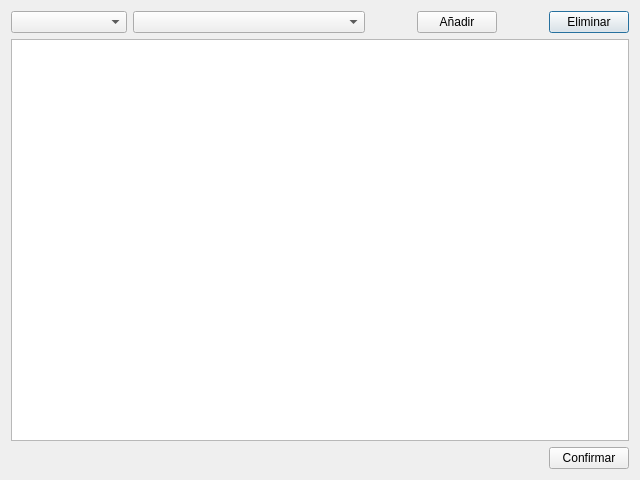
First picture: the form in sql_judge/view/qt_view/questions/keywords_popup.ui, repository r4ulill0/gui_dbjudge, before the edit.
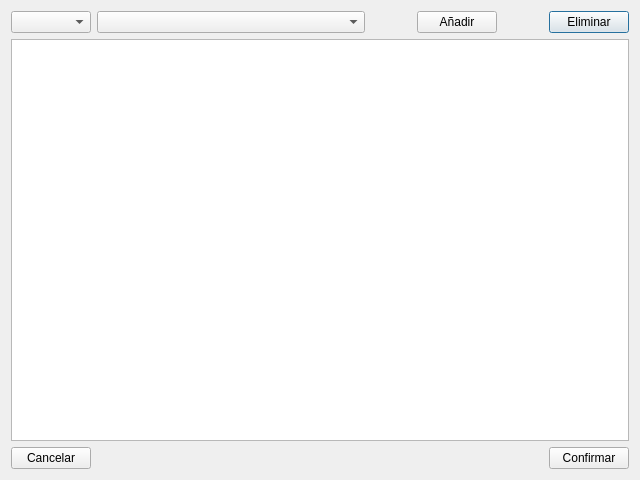
Second picture: the form after the edit.

Commit message: Fully implemented keywords

```diff
--- a/sql_judge/view/qt_view/questions/keywords_popup.ui
+++ b/sql_judge/view/qt_view/questions/keywords_popup.ui
@@ -87,6 +87,19 @@
      </property>
     </widget>
    </item>
+   <item row="2" column="0">
+    <widget class="QPushButton" name="cancel_button">
+     <property name="sizePolicy">
+      <sizepolicy hsizetype="Fixed" vsizetype="Fixed">
+       <horstretch>0</horstretch>
+       <verstretch>0</verstretch>
+      </sizepolicy>
+     </property>
+     <property name="text">
+      <string>Cancelar</string>
+     </property>
+    </widget>
+   </item>
   </layout>
  </widget>
  <resources/>
```
Left out of the diff: 18 changed lines with no effect on the pictures. The commit also changes 7 other files.
